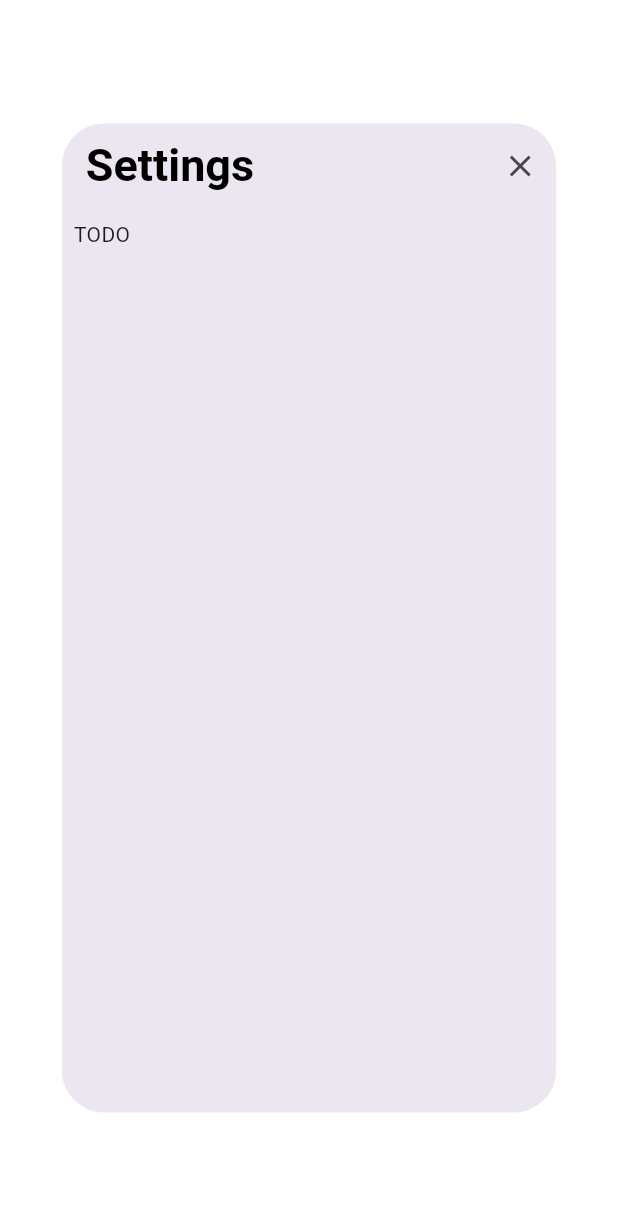
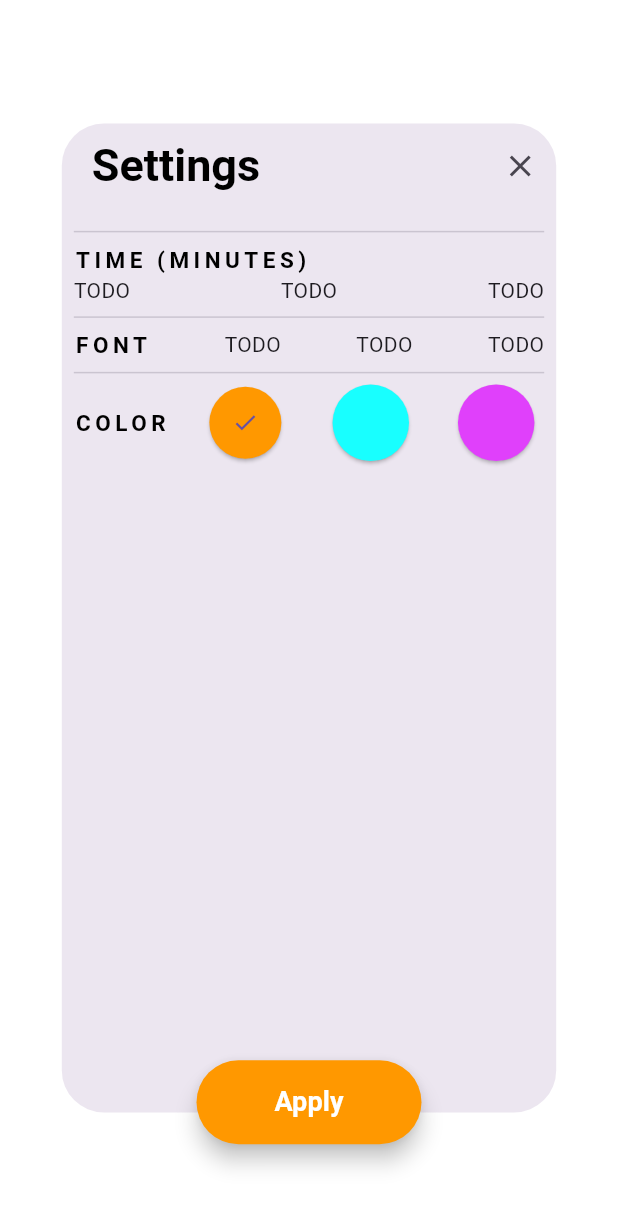
Before and after one commit to kegriffi56/pomo_app, a Flutter app: the SettingsPage screen opened directly, on a phone screen of 412 x 824 dp. Shown: the top 1207 px of the screen. Run offline on Flutter 3.47's test engine with Material 3 defaults, Android fonts, the phone set to English and light mode, and no system bars; our stand-ins replace circular_countdown_timer, flutter_riverpod, riverpod_annotation; generated files the repository leaves out were written again; statements that could not run were skipped.

Commit message:
Saving progress

```diff
--- a/lib/constants/constants.dart
+++ b/lib/constants/constants.dart
@@ -1,4 +1,4 @@
-import 'package:flutter/material.dart';
+import "package:flutter/material.dart";
 
 const String startLabel = "START";
 const String pauseLabel = "PAUSE";
@@ -7,10 +7,17 @@ const String pomodoroLabel = "pomodoro";
 const String shortBreakLabel = "short break";
 const String longBreakLabel = "long break";
 const String settingsLabel = "Settings";
+const String timeLabel = "TIME (MINUTES)";
+const String applyLabel = "Apply";
+const String fontLabel = "FONT";
+const String colorLabel = "COLOR";
 
-const int initPomoDuration = 180;
-const int initLongBreakDuration = 120;
-const int initShortBreakDuration = 60;
+const int initPomoDuration = 1800;
+const int initLongBreakDuration = 900;
+const int initShortBreakDuration = 300;
 
-const IconData settingsIcon = IconData(0xe57f, fontFamily: 'MaterialIcons');
-const IconData closeIcon = IconData(0xe16a, fontFamily: 'MaterialIcons');
+const IconData settingsIcon = IconData(0xe57f, fontFamily: "MaterialIcons");
+const IconData closeIcon = IconData(0xe16a, fontFamily: "MaterialIcons");
+const IconData checkMark = IconData(0xe156, fontFamily: "MaterialIcons");
+
+const Key settingsKey = Key("settings_key");
--- a/lib/main.dart
+++ b/lib/main.dart
@@ -1,21 +1,20 @@
-import 'package:flutter/material.dart';
-import 'package:flutter_riverpod/flutter_riverpod.dart';
-import 'package:riverpod_annotation/riverpod_annotation.dart';
-import 'package:circular_countdown_timer/circular_countdown_timer.dart';
+import "package:flutter/material.dart";
+import "package:flutter_riverpod/flutter_riverpod.dart";
+import "package:riverpod_annotation/riverpod_annotation.dart";
+import "package:circular_countdown_timer/circular_countdown_timer.dart";
 import "package:pomo_app/constants/constants.dart" as con;
 
-part 'main.g.dart';
+part "main.g.dart";
 
 void main() {
   runApp(const ProviderScope(
-    child: MyApp(),
+    child: PomoApp(),
   ));
 }
 
-class MyApp extends ConsumerWidget {
-  const MyApp({super.key});
+class PomoApp extends ConsumerWidget {
+  const PomoApp({super.key});
 
-  // This widget is the root of your application.
   @override
   Widget build(BuildContext context, WidgetRef ref) {
     final height = MediaQuery.of(context).size.height;
@@ -43,7 +42,7 @@ class MyApp extends ConsumerWidget {
             title: const Text(con.pomodoroLabel,
                 style: TextStyle(
                   fontSize: 30,
-                  color: Colors.grey,
+                  color: Colors.white,
                   fontWeight: FontWeight.bold,
                 )),
             centerTitle: true,
@@ -74,14 +73,16 @@ class SettingsPage extends ConsumerWidget {
 
   @override
   Widget build(BuildContext context, WidgetRef ref) {
+    final applyButtonColor = ref.watch(highlightColorProvider);
     return Dialog(
       child: SizedBox(
         width: MediaQuery.of(context).size.width * 0.8,
         height: MediaQuery.of(context).size.height * 0.8,
         child: Scaffold(
           appBar: AppBar(
+            titleSpacing: 20.0,
             automaticallyImplyLeading: false,
-            actions:[
+            actions: [
               IconButton(
                 icon: const Icon(con.closeIcon),
                 onPressed: () {
@@ -95,17 +96,87 @@ class SettingsPage extends ConsumerWidget {
                   fontSize: 30,
                   color: Colors.black,
                   fontWeight: FontWeight.bold,
-                )
-              ),
+                )),
             centerTitle: false,
           ),
-          body: const Padding(
-            padding: EdgeInsets.all(8.0),
-            child: Column(
-              mainAxisSize: MainAxisSize.min,
-              mainAxisAlignment: MainAxisAlignment.center,
+          body: Padding(
+            padding: const EdgeInsets.all(8.0),
+            child: Stack(
               children: [
-                Text('TODO'),
+                const Column(children: [
+                  Divider(),
+                  // Duration
+                  Align(
+                    alignment: Alignment.centerLeft,
+                    child: Text(con.timeLabel,
+                        style: TextStyle(
+                          letterSpacing: 3.0,
+                          fontSize: 15,
+                          color: Colors.black,
+                          fontWeight: FontWeight.w700,
+                        )),
+                  ),
+                  Row(
+                    mainAxisAlignment: MainAxisAlignment.spaceBetween,
+                    children: [
+                      Text("TODO"),
+                      Text("TODO"),
+                      Text("TODO"),
+                    ],
+                  ),
+                  Divider(),
+                  // Font
+                  Row(
+                    mainAxisAlignment: MainAxisAlignment.spaceBetween,
+                    children: [
+                      Text(con.fontLabel,
+                          style: TextStyle(
+                            letterSpacing: 3.0,
+                            fontSize: 15,
+                            color: Colors.black,
+                            fontWeight: FontWeight.w700,
+                          )),
+                      Text("TODO"),
+                      Text("TODO"),
+                      Text("TODO"),
+                    ],
+                  ),
+                  Divider(),
+                  // Color
+                  ColorSettings(),
+                ]),
+                Align(
+                  alignment: const FractionalOffset(0.5, 1.055),
+                  child: SizedBox(
+                    width: 150,
+                    child: FloatingActionButton.extended(
+                      backgroundColor: applyButtonColor,
+                      shape: const RoundedRectangleBorder(
+                        borderRadius: BorderRadius.only(
+                          topLeft: Radius.circular(30.0),
+                          topRight: Radius.circular(30.0),
+                          bottomLeft: Radius.circular(30.0),
+                          bottomRight: Radius.circular(30.0),
+                        ),
+                      ),
+                      onPressed: () {
+                        final pendingColor =
+                            ref.watch(activeColorButtonProvider);
+                        ref
+                            .read(highlightColorProvider.notifier)
+                            .update(pendingColor);
+                      },
+                      label: const Text(
+                        con.applyLabel,
+                        style: TextStyle(
+                          fontSize: 18,
+                          color: Colors.white,
+                          fontWeight: FontWeight.bold,
+                        ),
+                      ),
+                    ),
+                  ),
+                ),
               ],
             ),
           ),
@@ -115,11 +186,55 @@ class SettingsPage extends ConsumerWidget {
   }
 }
 
+class ColorSettings extends ConsumerWidget {
+  const ColorSettings({super.key});
+  @override
+  Widget build(BuildContext context, WidgetRef ref) {
+    return Row(
+      mainAxisAlignment: MainAxisAlignment.spaceBetween,
+      children: [
+        const Text(con.colorLabel,
+            style: TextStyle(
+              letterSpacing: 3.0,
+              fontSize: 15,
+              color: Colors.black,
+              fontWeight: FontWeight.w700,
+            )),
+        ColorButton(
+          color: Colors.orange,
+          onPressed: () {
+            ref
+                .read(activeColorButtonProvider.notifier)
+                .update(Colors.orange);
+          },
+        ),
+        ColorButton(
+          color: Colors.cyanAccent,
+          onPressed: () {
+            ref
+                .read(activeColorButtonProvider.notifier)
+                .update(Colors.cyanAccent);
+          },
+        ),
+        ColorButton(
+          color: Colors.purpleAccent,
+          onPressed: () {
+            ref
+                .read(activeColorButtonProvider.notifier)
+                .update(Colors.purpleAccent);
+          },
+        ),
+      ],
+    );
+  }
+}
+
 class ConfigButton extends ConsumerWidget {
   const ConfigButton({super.key});
   @override
   Widget build(BuildContext context, WidgetRef ref) {
     return IconButton(
+      key: con.settingsKey,
       icon: const Icon(con.settingsIcon),
       color: Colors.grey,
       onPressed: () => showDialog<String>(
@@ -143,6 +258,26 @@ class TimerButton extends ConsumerWidget {
             color: Colors.white,
             fontWeight: FontWeight.normal,
           )),
+    );
+  }
+}
+
+class ColorButton extends ConsumerWidget {
+  const ColorButton({required this.color, this.onPressed, super.key});
+  final VoidCallback? onPressed;
+  final Color color;
+  @override
+  Widget build(BuildContext context, WidgetRef ref) {
+    final activeButton = ref.watch(activeColorButtonProvider);
+    final active = activeButton == color;
+    return ElevatedButton(
+      style: ElevatedButton.styleFrom(
+        backgroundColor: color,
+        shape: const CircleBorder(),
+        padding: const EdgeInsets.all(15),
+      ),
+      onPressed: onPressed,
+      child: active ? const Icon(con.checkMark) : const Text(""),
     );
   }
 }
@@ -206,9 +341,7 @@ class ButtonBar extends ConsumerWidget {
               ref
                   .read(activeScreenButtonProvider.notifier)
                   .update(con.pomodoroLabel);
-              ref
-                  .read(timerDurationProvider.notifier)
-                  .update(duration);
+              ref.read(timerDurationProvider.notifier).update(duration);
               controller.reset();
               ref
                   .read(timerButtonCallbackProvider.notifier)
@@ -218,13 +351,11 @@ class ButtonBar extends ConsumerWidget {
             title: con.shortBreakLabel,
             active: longActive,
             onPressed: () {
-              final duration = ref.watch(longBreakDurationProvider);
+              final duration = ref.watch(shortBreakDurationProvider);
               ref
                   .read(activeScreenButtonProvider.notifier)
                   .update(con.longBreakLabel);
-              ref
-                  .read(timerDurationProvider.notifier)
-                  .update(duration);
+              ref.read(timerDurationProvider.notifier).update(duration);
               controller.reset();
               ref
                   .read(timerButtonCallbackProvider.notifier)
@@ -234,13 +365,11 @@ class ButtonBar extends ConsumerWidget {
             title: con.longBreakLabel,
             active: shortActive,
             onPressed: () {
-              final duration = ref.watch(shortBreakDurationProvider);
+              final duration = ref.watch(longBreakDurationProvider);
               ref
                   .read(activeScreenButtonProvider.notifier)
                   .update(con.shortBreakLabel);
-              ref
-                  .read(timerDurationProvider.notifier)
-                  .update(duration);
+              ref.read(timerDurationProvider.notifier).update(duration);
               controller.reset();
               ref
                   .read(timerButtonCallbackProvider.notifier)
@@ -329,9 +458,8 @@ class TimerDisplay extends ConsumerWidget {
                         ref
                             .read(timerButtonTitleProvider.notifier)
                             .update(con.startLabel);
-                        ref.
-                            read(timerButtonCallbackProvider.notifier)
-                            .update(() => controller.restart(duration: duration));
+                        ref.read(timerButtonCallbackProvider.notifier).update(
+                            () => controller.restart(duration: duration));
                       },
                       onChange: (String timeStamp) {},
                       timeFormatterFunction:
@@ -340,6 +468,7 @@ class TimerDisplay extends ConsumerWidget {
                           return "0";
                         } else {
                           // Only way I could think of to only update once per minute
+                          // comment out  the next 6 lines and uncomment the 7th to get seconds
                           var sec = duration.inSeconds % 60;
                           if (sec != 0) {
                             return ((duration.inMinutes + 1) % 60).toString();
@@ -445,3 +574,12 @@ class ActiveScreenButton extends _$ActiveScreenButton {
     state = val;
   }
 }
+
+@riverpod
+class ActiveColorButton extends _$ActiveColorButton {
+  @override
+  Color build() => Colors.orange;
+  void update(Color val) {
+    state = val;
+  }
+}
--- a/pubspec.yaml
+++ b/pubspec.yaml
@@ -53,6 +53,7 @@ dev_dependencies:
   riverpod_generator: ^2.4.2
   riverpod_lint: ^2.3.12
   custom_lint: ^0.6.5
+  test: ^1.25.7
 
 # For information on the generic Dart part of this file, see the
 # following page: https://dart.dev/tools/pub/pubspec
```
Also changed, not shown: lib/main.g.dart, pubspec.lock, 1 other file. Lines whose indentation alone changed are shown as unchanged.
